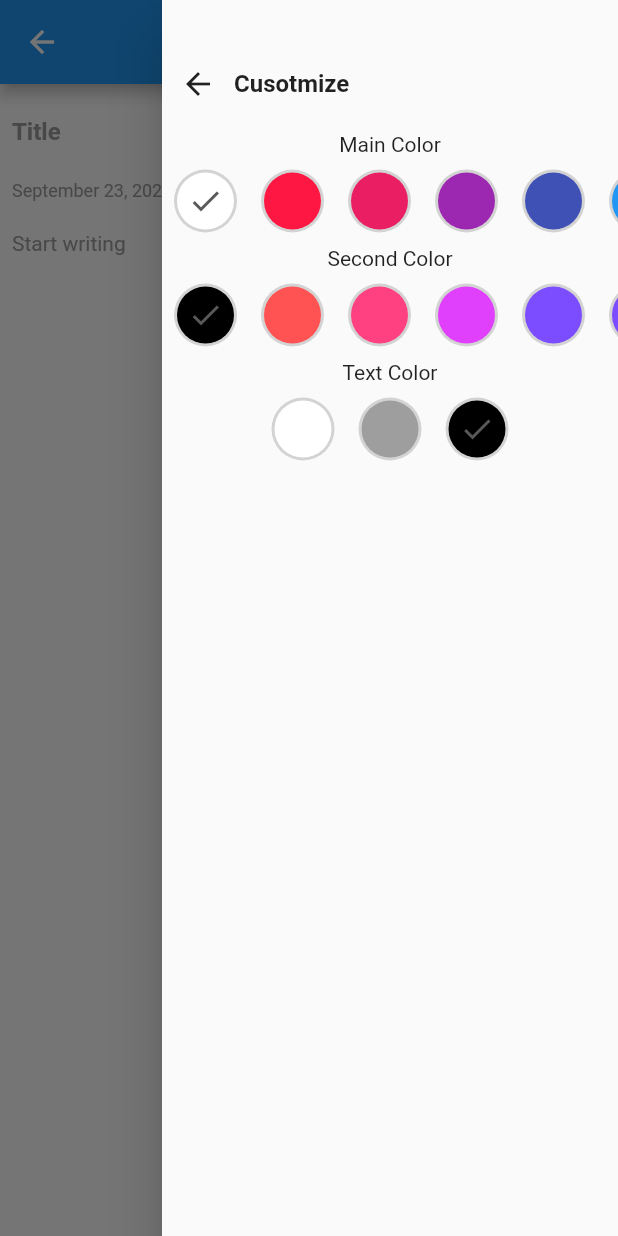
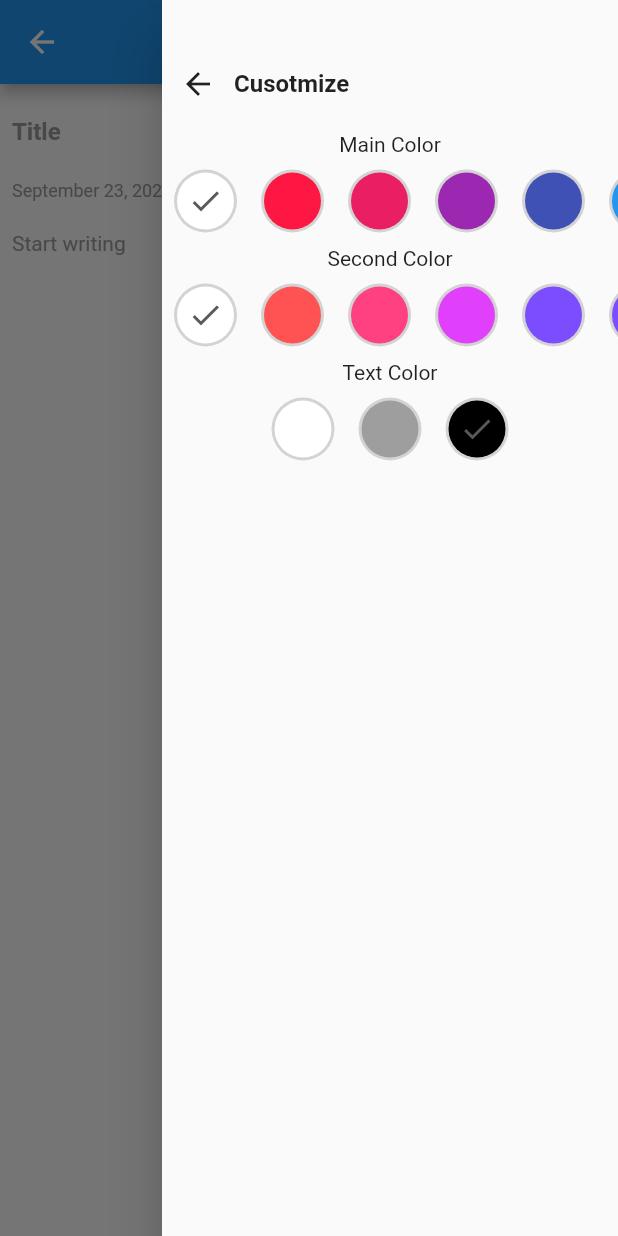
Before and after one commit to Vulpan/note_app, a Flutter app: the NoteDetalisScreen screen opened directly, with the side drawer open, on a phone screen of 412 x 824 dp. Run offline on Flutter 3.47's test engine with Material 2 defaults, Android fonts, the phone set to English and light mode, and no system bars; our stand-ins replace hive, hive_flutter; missing offline and left inert: circular_reveal_animation; accounts and stored records are empty; generated files the repository leaves out were written again; statements that could not run were skipped.

```diff
--- a/lib/database/model/briefcase_model.dart
+++ b/lib/database/model/briefcase_model.dart
@@ -54,7 +54,7 @@ class Briefcase extends HiveObject {
     DateTime? creationDate,
     DateTime? lastEditionDate,
     this.color = const Color.fromARGB(255, 255, 255, 255),
-    this.secondColor = const Color.fromARGB(255, 0, 0, 0),
+    this.secondColor = const Color.fromARGB(255, 255, 255, 255),
     this.textColor = const Color.fromARGB(255, 0, 0, 0),
     this.iconColor = const Color.fromARGB(255, 255, 208, 0),
   }) {
--- a/lib/database/model/note_model.dart
+++ b/lib/database/model/note_model.dart
@@ -48,7 +48,7 @@ class Note extends HiveObject {
     DateTime? creationDate,
     DateTime? lastEditionDate,
     this.color = const Color.fromARGB(255, 255, 255, 255),
-    this.secondColor = const Color.fromARGB(255, 0, 0, 0),
+    this.secondColor = const Color.fromARGB(255, 255, 255, 255),
     this.textColor = const Color.fromARGB(255, 0, 0, 0),
   }) {
     this.creationDate = creationDate ?? DateTime.now();
--- a/lib/main.dart
+++ b/lib/main.dart
@@ -39,7 +39,7 @@ class NoteApp extends StatelessWidget {
       ],
       child: MaterialApp(
         debugShowCheckedModeBanner: false,
-        title: 'Note App',
+        onGenerateTitle: (context) => AppLocalizations.of(context).appName,
         localizationsDelegates: AppLocalizations.localizationsDelegates,
         supportedLocales: AppLocalizations.supportedLocales,
         theme: ThemeData(
--- a/lib/screen/note_detalis_screen.dart
+++ b/lib/screen/note_detalis_screen.dart
@@ -46,6 +46,9 @@ class _NoteDetalisScreenState extends State<NoteDetalisScreen> {
     briefcaseId = briefcaseNoteProvider.currentBriefcase;
     return Scaffold(
       appBar: AppBar(
+        backgroundColor: widget.note.secondColor == Colors.white
+            ? Colors.blue
+            : widget.note.secondColor,
         leading: IconButton(
           onPressed: () {
             Utils().closeKeyboard(context);
@@ -141,7 +144,9 @@ class _NoteDetalisScreenState extends State<NoteDetalisScreen> {
           ),
         ),
       ),
-      body: Container(
+      body: AnimatedContainer(
+        duration: const Duration(milliseconds: 500),
+        curve: Curves.easeInSine,
         padding: const EdgeInsets.all(8.0),
         decoration: BoxDecoration(color: widget.note.color),
         child: Column(
--- a/pubspec.yaml
+++ b/pubspec.yaml
@@ -44,6 +44,7 @@ dependencies:
   intl: ^0.17.0
   flutter_staggered_grid_view: ^0.6.2
   auto_size_text: ^3.0.0
+  circular_reveal_animation: ^2.0.1
 
 dev_dependencies:
   flutter_test:
```
Also changed, not shown: lib/screen/briefcase_screen.dart (+17 -4 lines), lib/screen/home_screen.dart (+17 -5 lines), lib/utils/utils.dart (+15 -1 lines), lib/widgets/views/briefcase_grid_view.dart (+6 -4 lines), lib/widgets/views/note_grid_view.dart (+5 -3 lines), pubspec.lock.
